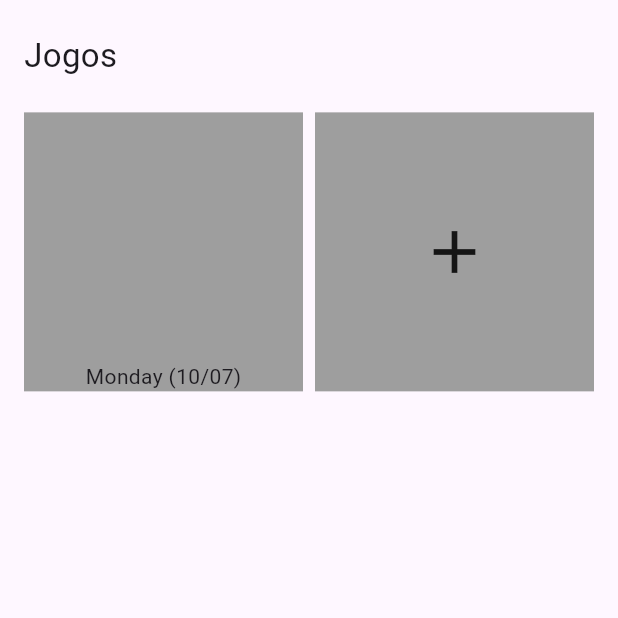
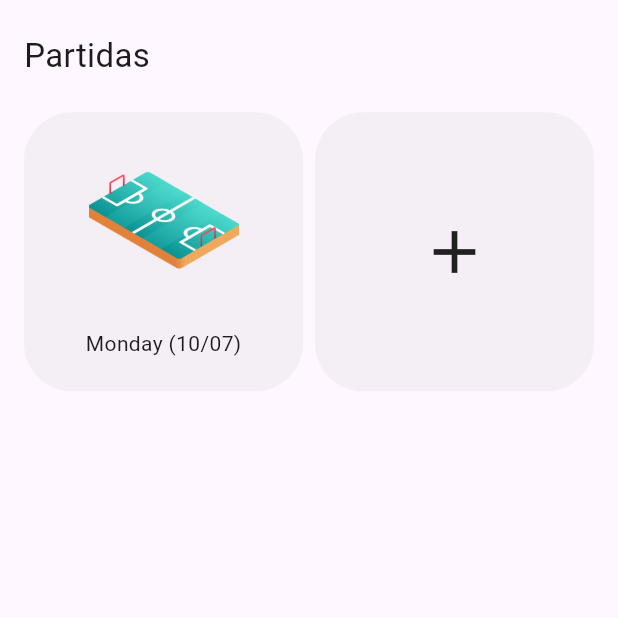
Before and after one commit to Felcks/team_draw, a Flutter app: the GameListPage screen opened directly, on a phone screen of 412 x 824 dp, the top half of it. Run offline on Flutter 3.47's test engine with Material 2 defaults, Android fonts, the phone set to English and light mode, and no system bars; network calls fail.

Commit message:
Adding new visuals

```diff
--- a/lib/modules/game/presentation/game_list/game_list_page.dart
+++ b/lib/modules/game/presentation/game_list/game_list_page.dart
@@ -29,7 +29,7 @@ class _GameListPageState extends State<GameListPage> {
                 child: Row(
                   children: [
                     Text(
-                      "Jogos",
+                      "Partidas",
                       style: TextStyle(fontSize: 22),
                       textAlign: TextAlign.start,
                     ),
@@ -64,14 +64,24 @@ class _GameListPageState extends State<GameListPage> {
                       return Stack(
                         children: [
                           Container(
-                            color: Colors.grey,
+                            decoration: BoxDecoration(
+                              borderRadius: new BorderRadius.circular(32.0),
+                              shape: BoxShape.rectangle,
+                              color: Colors.grey.withOpacity(0.1),
+                            ),
                           ),
                           Align(
-                            child: Icon(
-                              Icons.add,
-                              size: 48,
+                            alignment: Alignment.centerLeft,
+                            child: Row(
+                              mainAxisAlignment: MainAxisAlignment.spaceEvenly,
+                              children: [
+                                Icon(
+                                  Icons.add,
+                                  size: 48,
+                                ),
+                              ],
                             ),
-                          )
+                          ),
                         ],
                       );
                     }
--- a/lib/modules/game/presentation/game_list/game_widget.dart
+++ b/lib/modules/game/presentation/game_list/game_widget.dart
@@ -18,10 +18,23 @@ class GameWidget extends StatelessWidget {
       child: Container(
         child: Stack(
           children: [
-            Container(color: Colors.grey),
+            Container(
+              decoration: BoxDecoration(
+                borderRadius: new BorderRadius.circular(32.0),
+                shape: BoxShape.rectangle,
+                color: Colors.grey.withOpacity(0.1),
+              ),
+            ),
+            //Align(alignment: Alignment.center,)
             Align(
-              alignment: Alignment.bottomCenter,
-              child: Text(DateFormat("EEEE (dd/MM)").format(game.date)),
+              alignment: Alignment.center,
+              child: Column(
+                mainAxisAlignment: MainAxisAlignment.spaceEvenly,
+                children: [
+                  Image.asset("assets/football-field.png", width: 100, height: 100,),
+                  Text(DateFormat("EEEE (dd/MM)").format(game.date))
+                ],
+              ),
             ),
           ],
         ),
```
Also changed, not shown: lib/modules/game/presentation/group_home/group_home_page.dart (+18 -43 lines), lib/modules/game/presentation/group_list/group_list_page.dart (+15 -5 lines), lib/modules/game/presentation/group_list/group_widget.dart (+16 -7 lines), pubspec.yaml (+6 -2 lines), assets/3d-contact.png (added), assets/ball-pool.png (added), assets/dice.png (added), assets/football-field.png (added), assets/mini-golf.png (added), assets/playing-card.png (added), assets/pop.png (added).
